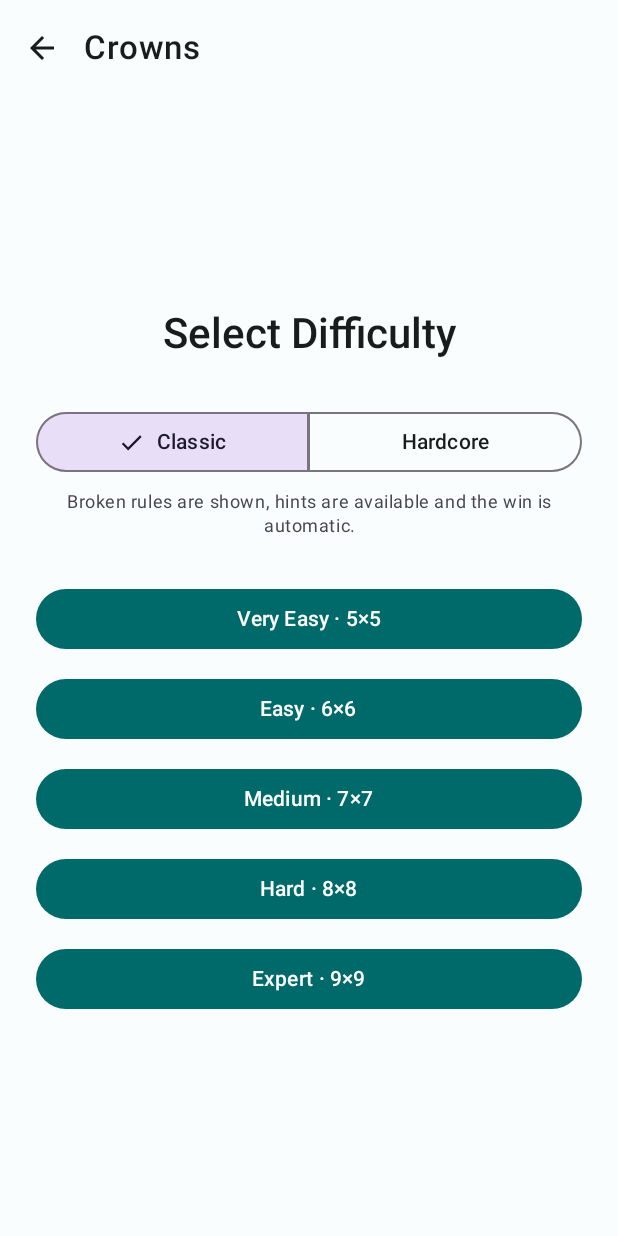
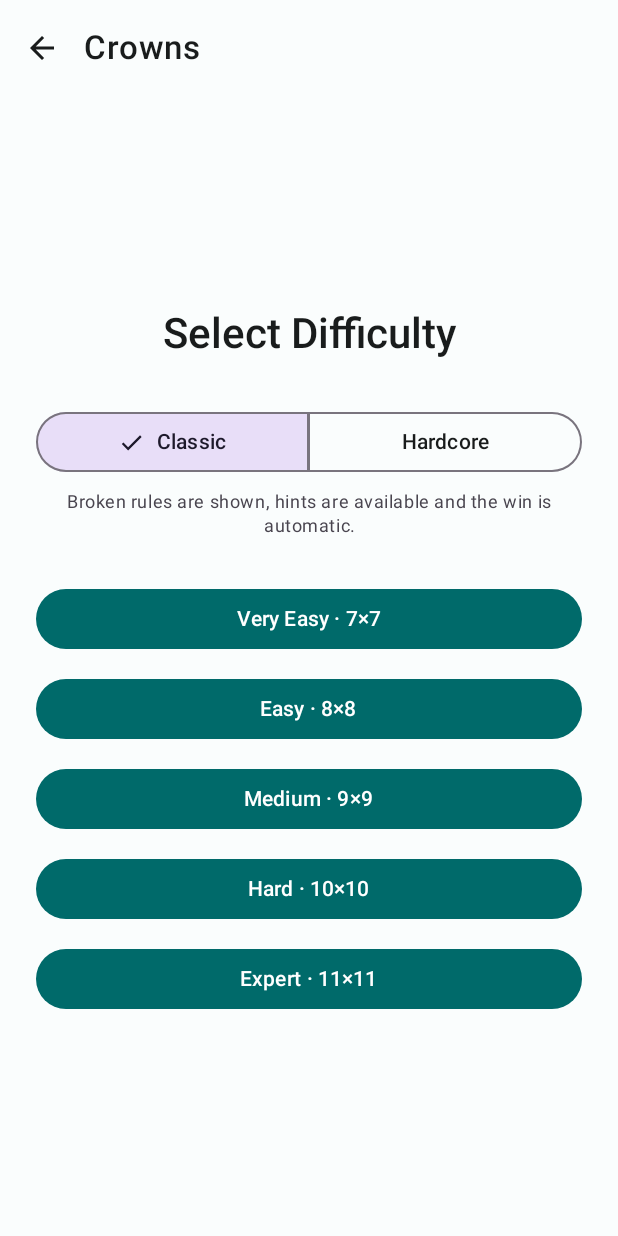
Before and after one commit to icebeat49/BrainGames, an Android app built with Jetpack Compose: the screen it shows after launch (MainActivity), after a tap on "Crowns", on a phone screen of 412 x 824 dp. Run offline under Robolectric (Android 15) with nearby library versions, the phone set to English and light mode, and no system bars; our stand-ins replace Dagger/Hilt's generated code.

Commit message:
Bigger Crowns grids: 7x7 to 11x11
- CrownsDifficulty.sizeFor: VERY_EASY 7, EASY 8, MEDIUM 9, HARD 10,
  EXPERT 11. Grading unchanged (easy levels: single candidates and
  confinement only; hard levels: a neighbour elimination or a group at
  least once). Picker labels follow from the catalog.
- RegionPalette gets an 11th colour (sand; light #E2C9A4, dark #6E5A3C)
  so an 11x11 grid never shows two regions in the same colour;
  RegionPaletteTest guards it.
- Fallback bank regenerated for the new sizes; solutions are now
  stored as column letters ('A' = column 0) so 11 columns fit.
- CrownsGeneratorTest reports median / p95 / max and failures per size
  instead of stopping at the first failure.

JVM timings, 50 puzzles per size after warm-up (median / p95 / max):
  7x7    1.2 /   13.7 /   33.7 ms, 0 failures
  8x8    2.4 /   44.5 /   65.4 ms, 0 failures
  9x9    4.1 /   33.5 /   50.7 ms, 0 failures
  10x10 38.4 /  255.0 /  498.8 ms, 0 failures
  11x11  184 / 1132.9 / 1753.2 ms, 0 failures
10x10 and 11x11 are too slow for on-device generation on a mid-range
phone (about x10 slower): addressed in the next commit.

190 tests, 0 failures.

Co-Authored-By: Claude Opus 5.5 <noreply@anthropic.com>

```diff
--- a/app/src/main/java/com/payfacto/braingames/core/theme/RegionPalette.kt
+++ b/app/src/main/java/com/payfacto/braingames/core/theme/RegionPalette.kt
@@ -5,8 +5,9 @@ import androidx.compose.runtime.staticCompositionLocalOf
 import androidx.compose.ui.graphics.Color
 
 /**
- * Fill colours for puzzle regions. Light: Paul Tol's "light" qualitative scheme, chosen to
- * stay distinguishable with common colour-vision deficiencies, plus a lavender as 10th.
+ * Fill colours for puzzle regions, one per region up to 11 (the largest grid). Light: Paul
+ * Tol's "light" qualitative scheme, chosen to stay distinguishable with common colour-vision
+ * deficiencies, plus a lavender and a sand tone.
  * Dark: the same hues darkened so light marks (onSurface) stay readable on them.
  * Regions also get thick borders, so colour is never the only cue.
  */
@@ -32,6 +33,7 @@ val LightRegionPalette = RegionPalette(
         Color(0xFFAAAA00), // olive
         Color(0xFFDDDDDD), // pale grey
         Color(0xFFCCBBEE), // lavender
+        Color(0xFFE2C9A4), // sand (11th, for 11×11 grids)
     ),
     // Light fills: a very dark piece with a white rim.
     pieceFill = Color(0xFF231C3A),
@@ -50,6 +52,7 @@ val DarkRegionPalette = RegionPalette(
         Color(0xFF6B5200),
         Color(0xFF555555),
         Color(0xFF54467A),
+        Color(0xFF6E5A3C),
     ),
     // Dark fills: a bright gold piece with a near-black rim.
     pieceFill = Color(0xFFFFD54F),
--- a/app/src/main/java/com/payfacto/braingames/feature/crowns/engine/CrownsDifficulty.kt
+++ b/app/src/main/java/com/payfacto/braingames/feature/crowns/engine/CrownsDifficulty.kt
@@ -6,11 +6,11 @@ import com.payfacto.braingames.core.model.Difficulty
 object CrownsDifficulty {
 
     fun sizeFor(difficulty: Difficulty): Int = when (difficulty) {
-        Difficulty.VERY_EASY -> 5
-        Difficulty.EASY      -> 6
-        Difficulty.MEDIUM    -> 7
-        Difficulty.HARD      -> 8
-        Difficulty.EXPERT    -> 9
+        Difficulty.VERY_EASY -> 7
+        Difficulty.EASY      -> 8
+        Difficulty.MEDIUM    -> 9
+        Difficulty.HARD      -> 10
+        Difficulty.EXPERT    -> 11
     }
 
     /**
```
Also changed, not shown: app/src/main/java/com/payfacto/braingames/feature/crowns/data/CrownsFallbackPuzzles.kt (+18 -18 lines), 3 other files.
